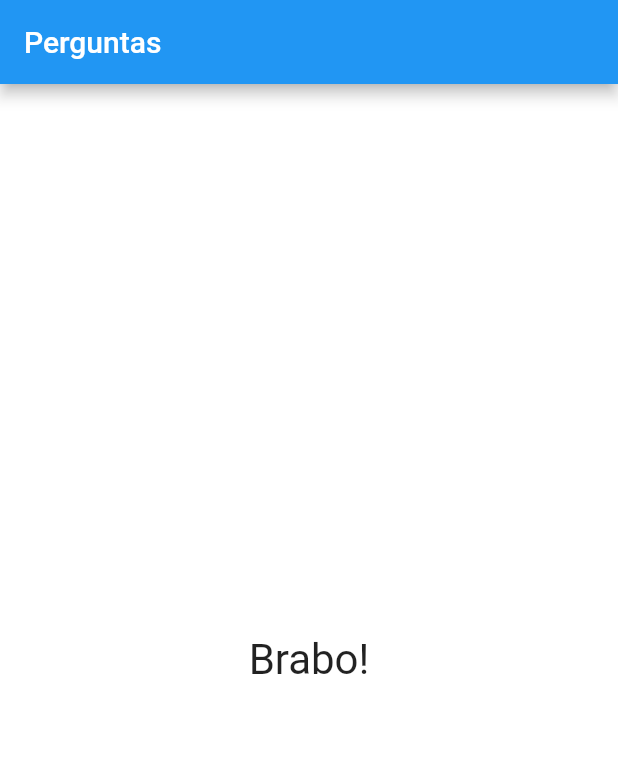
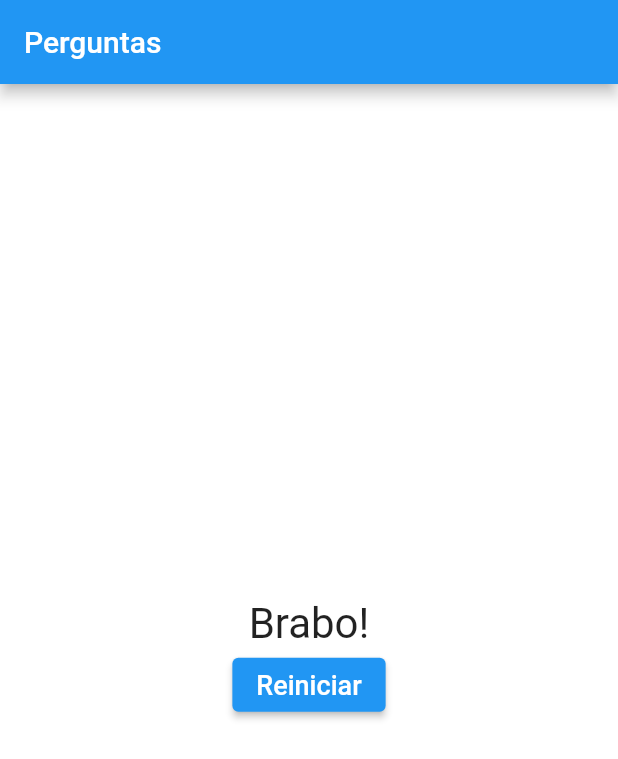
Before and after one commit to lucasSouzaWebDev/flutter-questions, a Flutter app: the screen it shows after launch, after a tap on "Preto", after a tap on "Cobra", after a tap on "Leo", on a phone screen of 412 x 824 dp. Shown: the top 759 px of the screen. Run offline on Flutter 3.47's test engine with Material 2 defaults, Android fonts, the phone set to English and light mode, and no system bars.

Commit message:
Added button reset quiz.

```diff
--- a/lib/main.dart
+++ b/lib/main.dart
@@ -51,6 +51,13 @@ class _QuestionAppState extends State<QuestionApp> {
     return _questionSelected < _questions.length;
   }
 
+  void _resetQuiz(){
+    setState(() {
+      _questionSelected = 0;
+      _totalGrade = 0;
+    });
+  }
+
   @override
   Widget build(BuildContext context) {
     return MaterialApp(
@@ -62,7 +69,7 @@ class _QuestionAppState extends State<QuestionApp> {
                 questionSelected: _questionSelected,
                 answer: _answer,
               )
-            : Result(_totalGrade),
+            : Result(_totalGrade, _resetQuiz),
         backgroundColor: Colors.white,
       ),
     );
--- a/lib/result.dart
+++ b/lib/result.dart
@@ -1,17 +1,17 @@
 import 'package:flutter/material.dart';
 
 class Result extends StatelessWidget {
+  final int grade;
+  final void Function() onResetQuiz;
 
-  final int grade;
-
-  const Result(this.grade, {super.key});
+  const Result(this.grade, this.onResetQuiz, {super.key});
 
   String get resultMessage {
-    if(grade < 8){
+    if (grade < 8) {
       return 'Parabéns!';
-    } else if(grade < 12){
+    } else if (grade < 12) {
       return 'Você é bom!';
-    } else if(grade < 16){
+    } else if (grade < 16) {
       return 'Impressionante!';
     } else {
       return 'Brabo!';
@@ -20,8 +20,23 @@ class Result extends StatelessWidget {
 
   @override
   Widget build(BuildContext context) {
-    return Center(
-      child: Text(resultMessage, style: TextStyle(fontSize: 28)),
+    return Column(
+      mainAxisAlignment: MainAxisAlignment.center,
+      children: [
+        Center(
+          child: Text(resultMessage, style: TextStyle(fontSize: 28)),
+        ),
+        ElevatedButton(
+          style: ButtonStyle(
+              backgroundColor: MaterialStateProperty.all(Colors.blue),
+              foregroundColor: MaterialStateProperty.all(Colors.white)),
+          onPressed: onResetQuiz,
+          child: Text(
+            'Reiniciar',
+            style: TextStyle(fontSize: 18),
+          ),
+        ),
+      ],
     );
   }
 }
```
